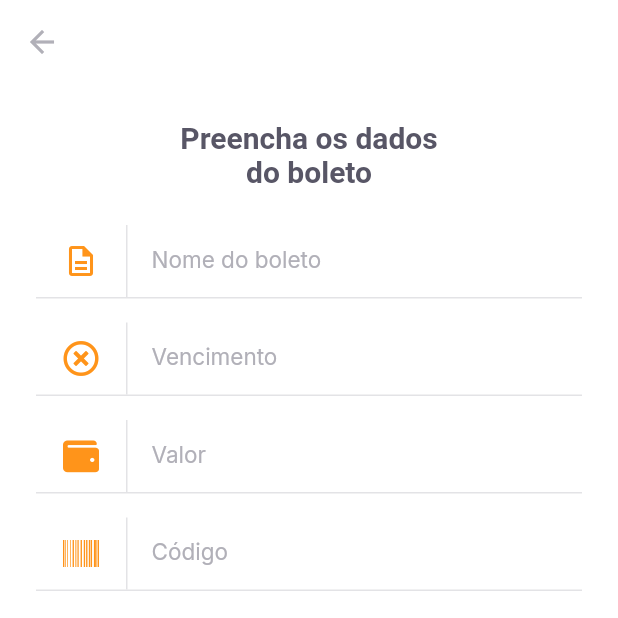
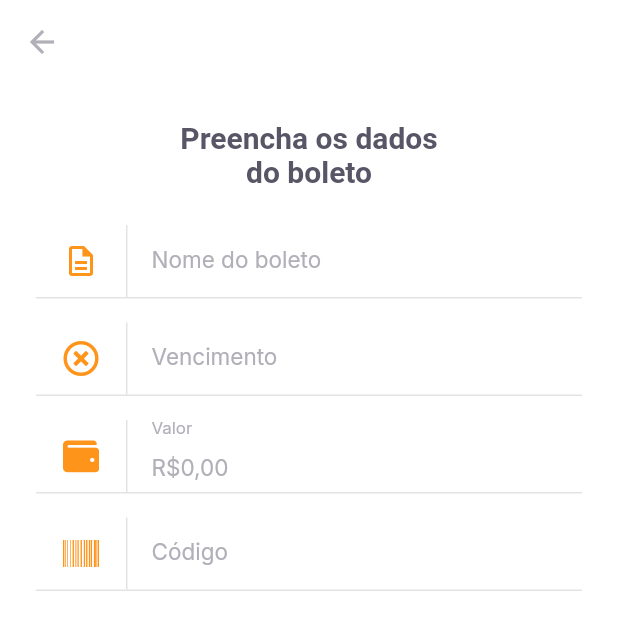
Before and after one commit to CadisRaziel/NlwFlutter, a Flutter app: the InsertBoletoPage screen opened by its route, on a phone screen of 412 x 824 dp, the top half of it. Run offline on Flutter 3.47's test engine with Material 2 defaults, Android fonts, the phone set to English and light mode, and no system bars; our stand-ins replace camera, firebase_core, flutter_masked_text2, font_awesome_flutter, google_fonts, google_sign_in and 2 more; missing offline and left inert: animated_card, google_ml_kit; accounts and stored records are empty.

Commit message:
finalizando as validações, como estamos usando sharedPreference, nao vamos precisar usa o status igual na tela de barcode

```diff
--- a/lib/modules/insert_boleto/insert_boleto.dart
+++ b/lib/modules/insert_boleto/insert_boleto.dart
@@ -1,18 +1,46 @@
 import 'package:flutter/material.dart';
+import 'package:flutter_masked_text2/flutter_masked_text2.dart';
 import 'package:font_awesome_flutter/font_awesome_flutter.dart';
+import 'package:payflow/modules/insert_boleto/insert_boleto_controller.dart';
 import 'package:payflow/shared/themes/app_colors.dart';
 import 'package:payflow/shared/themes/app_text_style.dart';
 import 'package:payflow/shared/widgets/BottonNAV_Widget_buttons_scannerPage/set_label_buttons.dart';
 import 'package:payflow/shared/widgets/input_text/input_text_widget.dart';
 
 class InsertBoletoPage extends StatefulWidget {
-  const InsertBoletoPage({ Key? key }) : super(key: key);
+  final String? barcode;
+  const InsertBoletoPage({
+    Key? key,
+    this.barcode,
+  }) : super(key: key);
 
   @override
   _InsertBoletoPageState createState() => _InsertBoletoPageState();
 }
 
 class _InsertBoletoPageState extends State<InsertBoletoPage> {
+  ///instanciando as validações
+  final controller = InsertBoletoController();
+
+  ///aqui vamos colocar uma mask no dinheiro
+  final moneyInputTextController =
+      MoneyMaskedTextController(leftSymbol: "R\$", decimalSeparator: ",");
+
+  ///aqui vamos colocar uma mask na data de vencimento
+  final dueDateInputTextController = MaskedTextController(mask: "00/00/0000");
+
+  ///quando a gente chamar a pagina InsertBoletoPage e se ele conter um valor inicial nos vamos colocar para dentro do barcode
+  final barcodeInputTextController = TextEditingController();
+
+  ///quando lermos o leitor ele ja vai aparecer o codigo diretamente no input do 'código'
+  @override
+  void initState() {
+    if (widget.barcode != null) {
+      barcodeInputTextController.text = widget.barcode!;
+    }
+    super.initState();
+  }
+
   @override
   Widget build(BuildContext context) {
     return Scaffold(
@@ -25,49 +53,83 @@ class _InsertBoletoPageState extends State<InsertBoletoPage> {
         leading: BackButton(
           color: AppColors.input,
         ),
-
       ),
-      body: Padding(
+      body: SingleChildScrollView(
+        child: Padding(
           padding: const EdgeInsets.symmetric(horizontal: 24),
           child: Column(
             crossAxisAlignment: CrossAxisAlignment.center,
             children: [
               Padding(
-              padding: const EdgeInsets.symmetric(horizontal: 93, vertical: 24),
-              child: Text('Preencha os dados do boleto', style: TextStyles.titleBoldHeading, textAlign: TextAlign.center,),
+                padding:
+                    const EdgeInsets.symmetric(horizontal: 93, vertical: 24),
+                child: Text(
+                  'Preencha os dados do boleto',
+                  style: TextStyles.titleBoldHeading,
+                  textAlign: TextAlign.center,
+                ),
+              ),
+              Form(
+                ///olha que legal colocamos o Form envolvendo os botões e inserimos a key
+                ///que criamos la no controller para que o flutter gerencie as validações
+                key: controller.formKey,
+                child: Column(
+                  children: [
+                    InputTextWidget(
+                      ///repare que vamos inserir as validações aqui(elas estao criadas no InsertBoletoController) e instanciamos ele ali em cima
+                      validator: controller.validateName,
+                      label: 'Nome do boleto',
+                      icon: Icons.description_outlined,
+                      onChanged: (value) {
+                        controller.onChange(name: value);
+                      },
                     ),
                     InputTextWidget(
-              label: 'Nome do boleto',
-              icon: Icons.description_outlined,
-              onChanged: (value){},
+                      validator: controller.validateVencimento,
+                      controller: dueDateInputTextController,
+                      label: 'Vencimento',
+                      icon: FontAwesomeIcons.timesCircle,
+                      onChanged: (value) {
+                        controller.onChange(dueDate: value);
+                      },
                     ),
                     InputTextWidget(
-              label: 'Vencimento',
-              icon: FontAwesomeIcons.timesCircle,
-              onChanged: (value){},
+                      validator: (_) => controller
+                          .validateValor(moneyInputTextController.numberValue),
+                      controller: moneyInputTextController,
+                      label: 'Valor',
+                      icon: FontAwesomeIcons.wallet,
+                      onChanged: (value) {
+                        controller.onChange(value: moneyInputTextController.numberValue);
+                      },
                     ),
                     InputTextWidget(
-              label: 'Valor',
-              icon: FontAwesomeIcons.wallet,
-              onChanged: (value){},
-            ),
-            InputTextWidget(
+                      validator: controller.validateCodigo,
+                      controller: barcodeInputTextController,
                       label: 'Código',
                       icon: FontAwesomeIcons.barcode,
-              onChanged: (value){},
+                      onChanged: (value) {
+                        controller.onChange(barcode: value);
+                      },
                     ),
                   ],
                 ),
               ),
+            ],
+          ),
+        ),
+      ),
       bottomNavigationBar: SetLabelButtons(
           primaryLabel: 'Cancelar',
-        primaryOnPressed: (){
+          primaryOnPressed: () {
             Navigator.pop(context);
           },
           enableSecundaryColor: true,
           secundaryLabel: 'Cadastrar',
-        secundaryOnPressed: (){}
-        ),
+          secundaryOnPressed: () async {
+           await controller.cadastrarBoleto();
+            Navigator.pop(context);
+          }),
     );
   }
 }
--- /dev/null
+++ b/lib/modules/insert_boleto/insert_boleto_controller.dart
@@ -0,0 +1,57 @@
+import 'package:flutter/material.dart';
+import 'package:payflow/shared/models/boleto_model.dart';
+import 'package:shared_preferences/shared_preferences.dart';
+
+///aqui teremos os alertas dos input, caso o usuario não preencher os inputs corretamente vai aparecer essas mensagens !
+///OBS: o null no final de cada funcção quer dizer que ta tudo certo( o usuario preencheu )
+
+class InsertBoletoController {
+  ///com o formkey o proprio flutter vai fazer as validações
+  final formKey = GlobalKey<FormState>();
+
+  BoletoModel model = BoletoModel();
+
+  String? validateName(String? value) =>
+      value?.isEmpty ?? true ? 'Por favor insira o nome do boleto' : null;
+  String? validateVencimento(String? value) => value?.isEmpty ?? true
+      ? 'Por favor coloque uma data de vencimento'
+      : null;
+  String? validateValor(double value) =>
+      value == 0 ? 'Insira um valor maior que R\$: 0,00' : null;
+  String? validateCodigo(String? value) =>
+      value?.isEmpty ?? true ? 'Por favor insira o código do boleto' : null;
+
+
+  ///função para salvar o boleto
+  Future<void> saveBoleto() async {
+    try {
+      final instance = await SharedPreferences.getInstance();
+      final boletos = instance.getStringList("boletos") ?? <String>[];
+      boletos.add(model.toJson());
+      await instance.setStringList("boletos", boletos);
+      return;
+    } catch (e) {
+      print(e);
+    }
+  }
+
+
+  ///função para ter todos os tipos de entrada
+  void onChange({String? name, String? dueDate, double? value, String? barcode}){
+    ///copyWith = caso passarmos um parametro nulo, ele vai manter o nullo que ja estava salvo
+    model = model.copyWith(name: name, dueDate: dueDate, value: value, barcode: barcode);
+  }
+
+  ///função que vai verificar se os campos não estão preenchidos, caso não tiver aparece as mensagens criadas acima /\
+  Future<void> cadastrarBoleto() async {
+    final form = formKey.currentState;
+    if (form!.validate()) {
+      return saveBoleto();
+    }
+  }
+}
+
+///Quando passamos uma GlobalKey para um Widget (Form)
+///Conseguimos pegar o estato atual (currentState) daquele Widget
+///e o formKey quando usamos ele e o TextFormField (TextField não funciona), ele sabe que dentro do Form tem um TextFormField
+///ai ele vai dentro de cada um deles e chamar a função validator para nós automaticamente
--- a/lib/modules/login/login_controller.dart
+++ b/lib/modules/login/login_controller.dart
@@ -9,6 +9,7 @@ import 'package:payflow/shared/models/user_model.dart';
 ///ele vai verificar o login do usuario la no firebase
 class LoginController {
   final authController = AuthController();
+
 
   GoogleSignIn _google = GoogleSignIn(
     scopes: [
--- /dev/null
+++ b/lib/shared/models/boleto_model.dart
@@ -0,0 +1,77 @@
+import 'dart:convert';
+
+class BoletoModel {
+  final String? name;
+  final String? dueDate;
+  final double? value;
+  final String? barcode;
+  BoletoModel({
+    this.name,
+    this.dueDate,
+    this.value,
+    this.barcode,
+  });
+
+  ///depois de criar todos os finals acima, clique em um com o CTRL e . e clique em 'Generate data class'
+
+
+  BoletoModel copyWith({
+    String? name,
+    String? dueDate,
+    double? value,
+    String? barcode,
+  }) {
+    return BoletoModel(
+      name: name ?? this.name,
+      dueDate: dueDate ?? this.dueDate,
+      value: value ?? this.value,
+      barcode: barcode ?? this.barcode,
+    );
+  }
+
+  Map<String, dynamic> toMap() {
+    return {
+      'name': name,
+      'dueDate': dueDate,
+      'value': value,
+      'barcode': barcode,
+    };
+  }
+
+  factory BoletoModel.fromMap(Map<String, dynamic> map) {
+    return BoletoModel(
+      name: map['name'],
+      dueDate: map['dueDate'],
+      value: map['value'],
+      barcode: map['barcode'],
+    );
+  }
+
+  String toJson() => json.encode(toMap());
+
+  factory BoletoModel.fromJson(String source) => BoletoModel.fromMap(json.decode(source));
+
+  @override
+  String toString() {
+    return 'BoletoModel(name: $name, dueDate: $dueDate, value: $value, barcode: $barcode)';
+  }
+
+  @override
+  bool operator ==(Object other) {
+    if (identical(this, other)) return true;
+
+    return other is BoletoModel &&
+      other.name == name &&
+      other.dueDate == dueDate &&
+      other.value == value &&
+      other.barcode == barcode;
+  }
+
+  @override
+  int get hashCode {
+    return name.hashCode ^
+      dueDate.hashCode ^
+      value.hashCode ^
+      barcode.hashCode;
+  }
+}
```
Lines whose indentation alone changed are shown as unchanged.
